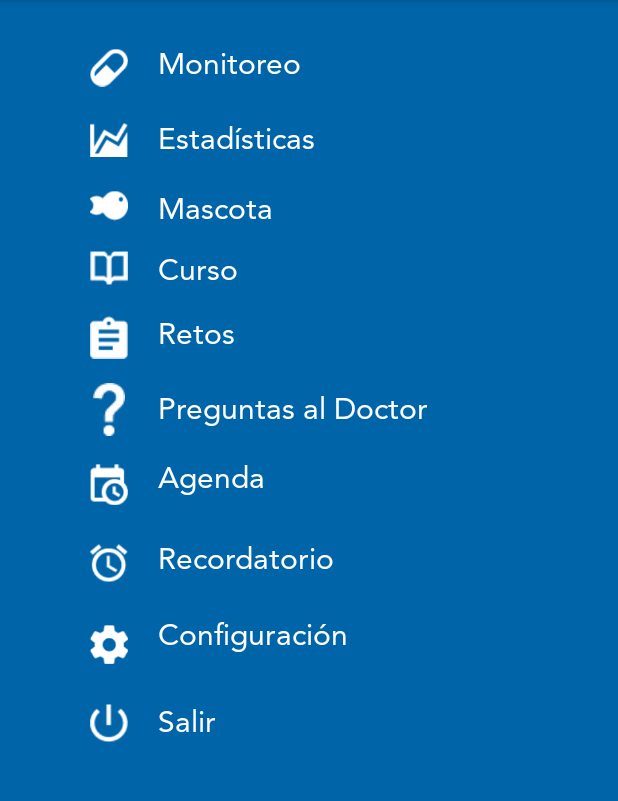
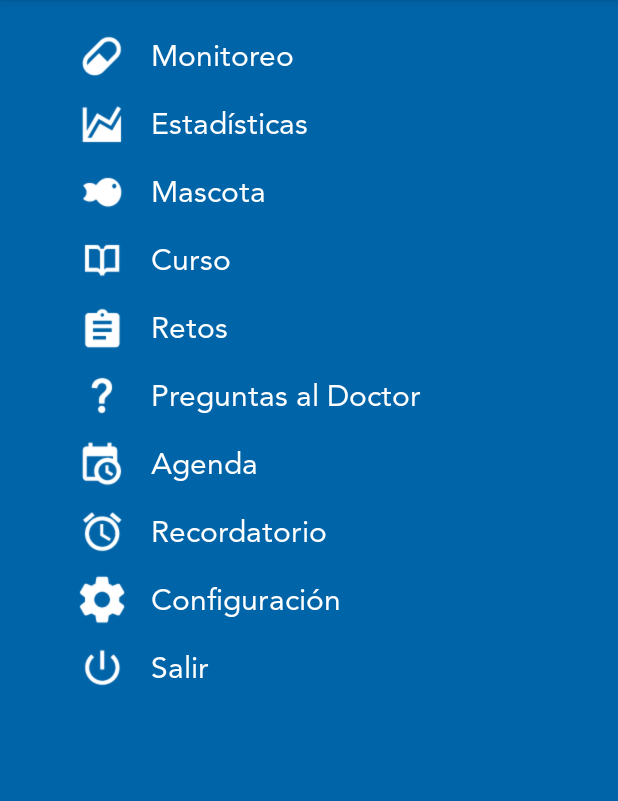
Before and after one commit to andresvil/somos-diabetes-menu-azul, an Android app: the screen it shows after launch (MainActivity), on a phone screen of 412 x 824 dp, the part 84-885 px from its top. Run offline under Robolectric (Android 15) with nearby library versions, the phone set to English and light mode, and no system bars.

Commit message:
add fixed icons and fix layout of listview items

```diff
--- a/app/src/main/java/com/example/andresvil/menuazul/MainActivity.java
+++ b/app/src/main/java/com/example/andresvil/menuazul/MainActivity.java
@@ -8,9 +8,11 @@ import android.support.v7.widget.Toolbar;
 import android.view.View;
 import android.view.Menu;
 import android.view.MenuItem;
+import android.widget.AdapterView;
 import android.widget.ListView;
+import android.widget.Toast;
 
-public class MainActivity extends AppCompatActivity {
+public class MainActivity extends AppCompatActivity implements AdapterView.OnItemClickListener {
     ListView listView;
     int[] icons = {R.drawable.monitoreo, R.drawable.estadisticas, R.drawable.mascota, R.drawable.curso,
             R.drawable.retos, R.drawable.preguntas, R.drawable.agenda, R.drawable.recordatorio,
@@ -36,6 +38,15 @@ public class MainActivity extends AppCompatActivity {
             adapter.add(mi);
         }
 
+        listView.setOnItemClickListener(this);
+
+        /*listView.setOnItemClickListener(new AdapterView.OnItemClickListener() {
+            @Override
+            public void onItemClick(AdapterView<?> parent, View view, int position, long id) {
+                Toast.makeText(getApplicationContext(), "Selected: " + menuItems[position], Toast.LENGTH_SHORT).show();
+            }
+        });*/
+
     }
 
     @Override
@@ -59,4 +70,9 @@ public class MainActivity extends AppCompatActivity {
 
         return super.onOptionsItemSelected(item);
     }
+
+    @Override
+    public void onItemClick(AdapterView<?> parent, View view, int position, long id) {
+        Toast.makeText(getApplicationContext(), "Selected: " + menuItems[position], Toast.LENGTH_SHORT).show();
+    }
 }
--- a/app/src/main/java/com/example/andresvil/menuazul/MyAdapter.java
+++ b/app/src/main/java/com/example/andresvil/menuazul/MyAdapter.java
@@ -47,6 +47,11 @@ public class MyAdapter extends ArrayAdapter {
         return this.myList.get(position);
     }
 
+    /*@Override
+    public long getItemId(int position) {
+        MenuItems mi
+    }*/
+
     @Override
     public View getView(int position, View convertView, ViewGroup parent) {
         View row = convertView;
--- a/app/src/main/res/layout/content_main.xml
+++ b/app/src/main/res/layout/content_main.xml
@@ -10,8 +10,8 @@
     android:background="#0064A8">
 
     <ListView
-        android:layout_width="wrap_content"
-        android:layout_height="wrap_content"
+        android:layout_width="match_parent"
+        android:layout_height="match_parent"
         android:id="@+id/listView"
         android:layout_alignParentLeft="true"
         android:layout_alignParentTop="true"
--- a/app/src/main/res/layout/row_layout.xml
+++ b/app/src/main/res/layout/row_layout.xml
@@ -1,32 +1,36 @@
 <?xml version="1.0" encoding="utf-8"?>
 <LinearLayout xmlns:android="http://schemas.android.com/apk/res/android"
     android:orientation="horizontal" android:layout_width="fill_parent"
-    android:layout_height="fill_parent"
+    android:layout_height="wrap_content"
     android:layout_marginTop="0dp"
     android:layout_marginBottom="0dp"
     android:focusableInTouchMode="true"
     android:background="#0064A8"
-    android:layout_gravity="center_horizontal"
-    android:paddingTop="5dp"
-    android:paddingBottom="5dp">
+    android:layout_gravity="center_horizontal">
 
     <ImageView
         android:id="@+id/icon"
-        android:layout_width="55dp"
-        android:layout_height="wrap_content"
-        android:scaleType="fitCenter"
-        android:paddingLeft="30dp"
-        android:layout_marginLeft="30dp"
-        android:src="@drawable/agenda" />
+        android:layout_width="60dp"
+        android:layout_height="45dp"
+        android:scaleType="fitStart"
+        android:paddingLeft="25dp"
+        android:layout_marginLeft="25dp"
+        android:src="@drawable/agenda"
+        android:focusableInTouchMode="false"
+        android:focusable="false"
+        android:clickable="false"/>
 
     <TextView
         android:id="@+id/menu_item"
         android:layout_width="wrap_content"
         android:layout_height="wrap_content"
         android:paddingTop="5dp"
-        android:paddingLeft="20dp"
+        android:paddingLeft="15dp"
         android:textColor="@android:color/white"
         android:textSize="20sp"
-        android:text="Modulo 1" />
+        android:text="Modulo 1"
+        android:focusableInTouchMode="false"
+        android:focusable="false"
+        android:clickable="false"/>
 
 </LinearLayout>
```
Also changed, not shown: app/src/main/res/drawable/agenda.png, app/src/main/res/drawable/configuracion.png, app/src/main/res/drawable/curso.png, app/src/main/res/drawable/estadisticas.png, app/src/main/res/drawable/mascota.png, app/src/main/res/drawable/monitoreo.png, app/src/main/res/drawable/preguntas.png, app/src/main/res/drawable/recordatorio.png, app/src/main/res/drawable/retos.png, app/src/main/res/drawable/salir.png.
